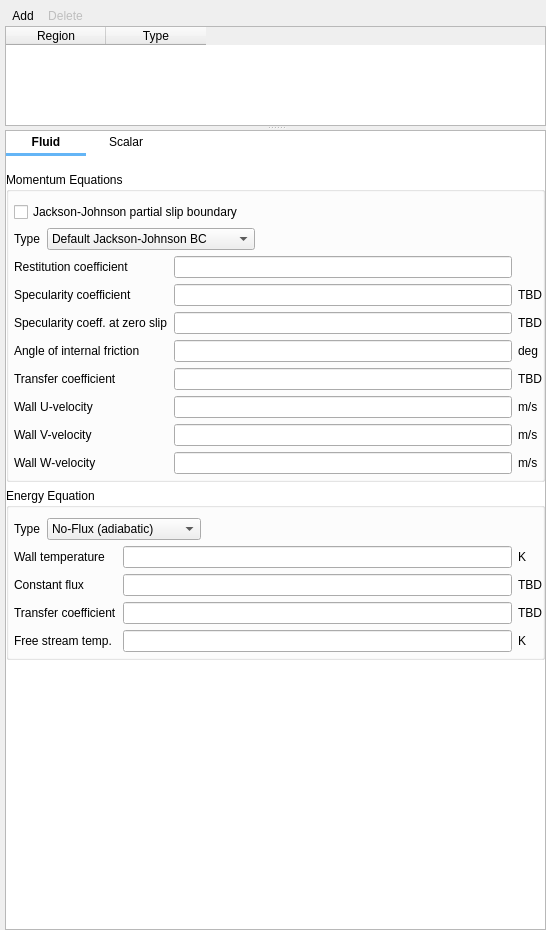
Above: gui/uifiles/boundary_conditions.ui from truongd8593/mfix before the change. Below: the same form after it.
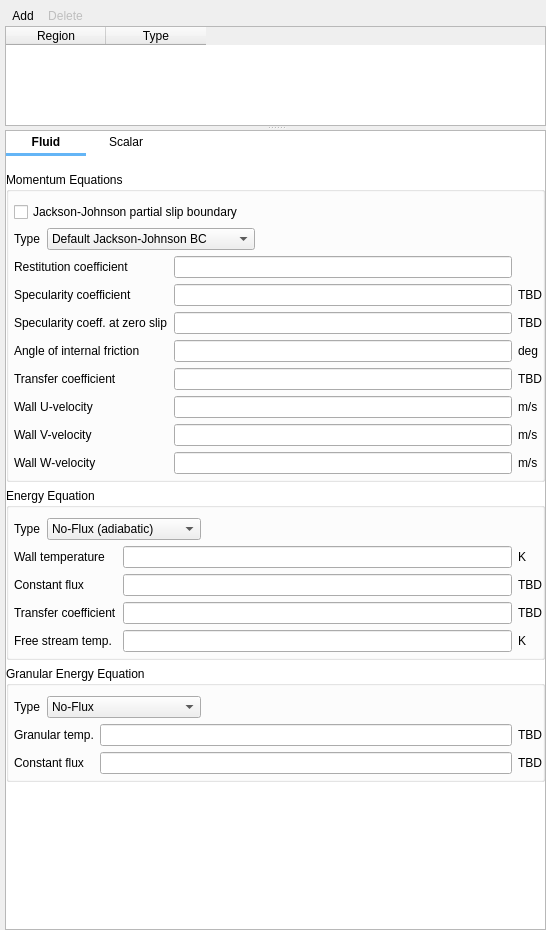
That is the form after the change. Custom widgets are drawn as their Qt base class.

Commit message: boundary_conditions: granular energy eq

```diff
--- a/gui/uifiles/boundary_conditions.ui
+++ b/gui/uifiles/boundary_conditions.ui
@@ -1142,6 +1142,104 @@
               </layout>
              </widget>
             </item>
+            <item>
+             <widget class="QGroupBox" name="groupbox_solids_granular_energy_eq">
+              <property name="title">
+               <string>Granular Energy Equation</string>
+              </property>
+              <layout class="QGridLayout" name="gridLayout_8">
+               <property name="leftMargin">
+                <number>5</number>
+               </property>
+               <property name="topMargin">
+                <number>10</number>
+               </property>
+               <property name="rightMargin">
+                <number>0</number>
+               </property>
+               <property name="bottomMargin">
+                <number>5</number>
+               </property>
+               <item row="0" column="0" colspan="2">
+                <layout class="QHBoxLayout" name="horizontalLayout_6">
+                 <item>
+                  <widget class="QLabel" name="label_solids_granular_energy_eq_type">
+                   <property name="text">
+                    <string>Type</string>
+                   </property>
+                  </widget>
+                 </item>
+                 <item>
+                  <widget class="QComboBox" name="combobox_solids_granular_energy_eq_type">
+                   <item>
+                    <property name="text">
+                     <string>No-Flux</string>
+                    </property>
+                   </item>
+                   <item>
+                    <property name="text">
+                     <string>Specified Temperature</string>
+                    </property>
+                   </item>
+                   <item>
+                    <property name="text">
+                     <string>Specified Flux</string>
+                    </property>
+                   </item>
+                  </widget>
+                 </item>
+                 <item>
+                  <spacer name="horizontalSpacer_7">
+                   <property name="orientation">
+                    <enum>Qt::Horizontal</enum>
+                   </property>
+                   <property name="sizeHint" stdset="0">
+                    <size>
+                     <width>40</width>
+                     <height>20</height>
+                    </size>
+                   </property>
+                  </spacer>
+                 </item>
+                </layout>
+               </item>
+               <item row="2" column="0">
+                <widget class="QLabel" name="label_bc_c_theta_m">
+                 <property name="text">
+                  <string>Constant flux</string>
+                 </property>
+                </widget>
+               </item>
+               <item row="1" column="0">
+                <widget class="QLabel" name="label_bc_thetaw_m">
+                 <property name="text">
+                  <string>Granular temp.</string>
+                 </property>
+                </widget>
+               </item>
+               <item row="1" column="1">
+                <widget class="LineEdit" name="lineedit_keyword_bc_thetaw_m_args_BC_P"/>
+               </item>
+               <item row="2" column="1">
+                <widget class="LineEdit" name="lineedit_keyword_bc_c_theta_m_args_BC_P"/>
+               </item>
+               <item row="1" column="2">
+                <widget class="QLabel" name="label_bc_thetaw_m_units">
+                 <property name="text">
+                  <string>TBD</string>
+                 </property>
+                </widget>
+               </item>
+               <item row="2" column="2">
+                <widget class="QLabel" name="label_bc_c_theta_m_units">
+                 <property name="text">
+                  <string>TBD</string>
+                 </property>
+                </widget>
+               </item>
+              </layout>
+             </widget>
+            </item>
             <item>
              <spacer name="verticalSpacer_3">
               <property name="orientation">
```
The commit also changes 1 other file.
